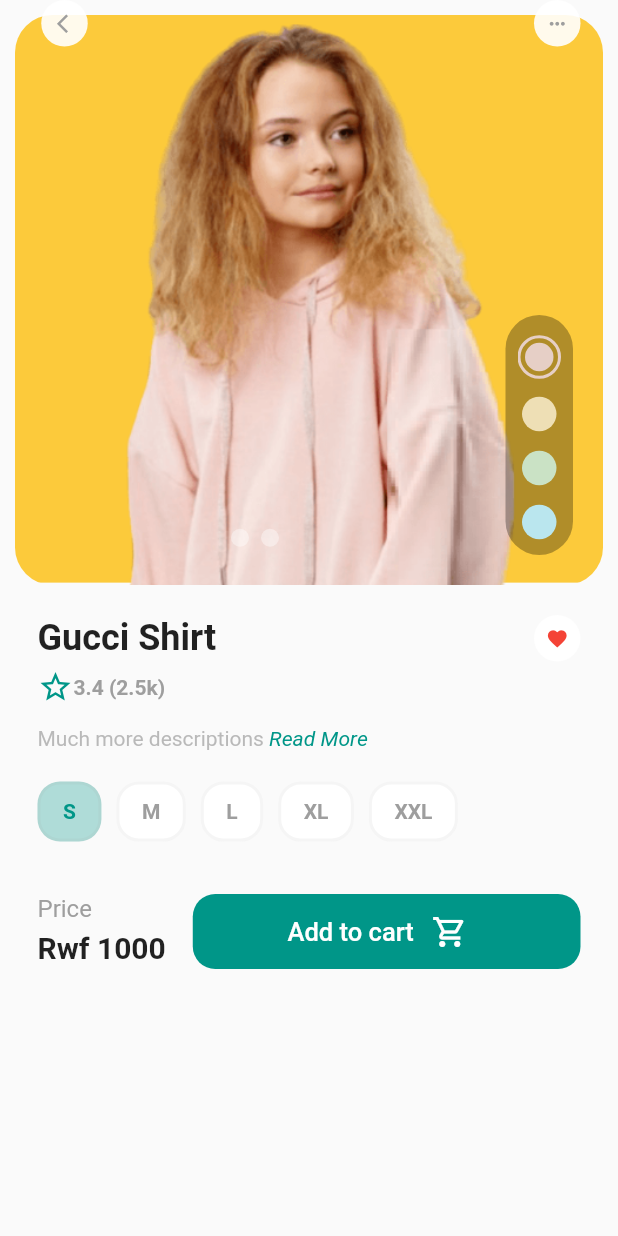
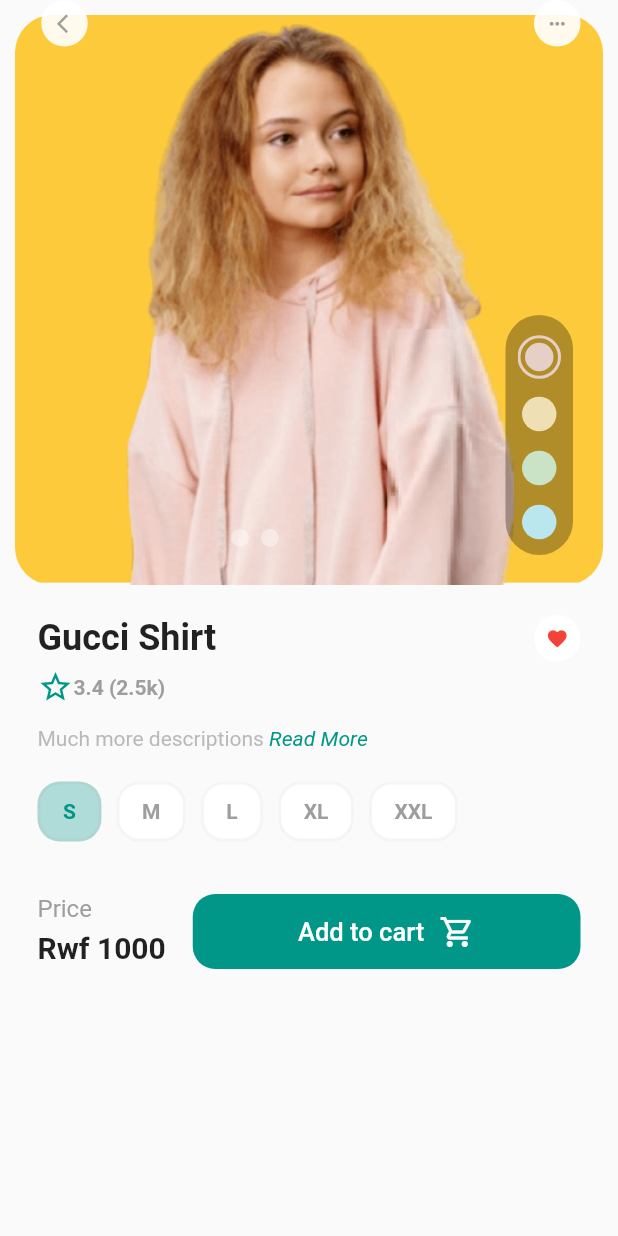
Before and after one commit to uyisaristide/jolivait_post_app, a Flutter app: the DetailScreen screen opened directly with sample values from the repository, after a tap on "Add to cart", on a phone screen of 412 x 824 dp. Run offline on Flutter 3.47's test engine with Material 2 defaults, Android fonts, the phone set to English and light mode, and no system bars; drawn by our look-alikes of carousel_slider; our stand-ins replace another_flushbar, dio, font_awesome_flutter, hexcolor, otp_text_field, shared_preferences and 1 more; accounts and stored records are empty; network calls fail.

Commit message:
login some pages fixed, including cart, and restricted some button, wishlist and add to cart

```diff
--- a/lib/Screens/Cart/MyCart.dart
+++ b/lib/Screens/Cart/MyCart.dart
@@ -52,7 +52,7 @@ class _MyCartState extends State<MyCart> {
                         const Text("Some description",
                             style: TextStyle(
                                 fontWeight: FontWeight.bold, height: 1.5)),
-                        Text("Rwf 1500}",
+                        Text("Rwf 1500",
                             style: TextStyle(
                                 color: Theme.of(context).primaryColor,
                                 fontWeight: FontWeight.bold,
--- a/lib/Screens/Details/Widget/AddCart.dart
+++ b/lib/Screens/Details/Widget/AddCart.dart
@@ -6,7 +6,7 @@ import 'package:shopping/db/DatabaseHelper.dart';
 class AddToCart extends StatelessWidget {
   final Products products;
 
-  AddToCart(this.products);
+  const AddToCart(this.products);
 
   @override
   Widget build(BuildContext context) {
@@ -41,32 +41,46 @@ class AddToCart extends StatelessWidget {
                       ),
                       elevation: 0.0,
                       primary: Theme.of(context).primaryColor),
-                  onPressed: () => DatabaseHelper.instance.addToCart(
+                  onPressed: () async {
+                    final tokenStrings = await DatabaseHelper.instance.authStatus();
+                    if (tokenStrings != null) {
+                      final findInCarts =
+                          await DatabaseHelper.instance.findInCart(products.id);
+                      if (findInCarts == false) {
+                        // print("Going to save");
+                        // print("$tokenStrings Found in cart");
+                        DatabaseHelper.instance.addToCart(
                           CartModel(
-                            id:null,
+                              id: null,
                               name: products.names,
                               quantity: 1,
                               productId: products.id,
                               userId: 100),
+                        );
+                      } else {
+                        print("Already in cart please!");
+                      }
+                    } else {
+                      ScaffoldMessenger.of(context).showSnackBar(
+                        const SnackBar(
+                          content: Text('Login first'),
                         ),
+                      );
+                    }
+                  },
                   child: Row(
                     mainAxisAlignment: MainAxisAlignment.center,
-                    children: [
-                      const Text(
+                    children: const [
+                      Text(
                         "Add to cart",
                         style: TextStyle(
                           fontSize: 17.0,
                         ),
                       ),
-                      IconButton(
-                        onPressed: () {
-                          print("Rwanda Riza");
-                          return;
-                        },
-                        icon: const Icon(
-                          Icons.shopping_cart_outlined,
+                      SizedBox(
+                        width: 10,
                       ),
-                      ),
+                      Icon(Icons.shopping_cart_outlined)
                     ],
                   )),
             ),
--- a/lib/Screens/Profile/Profile.dart
+++ b/lib/Screens/Profile/Profile.dart
@@ -7,7 +7,6 @@ import '../../authentication/profile_page.dart';
 
 class ProfileScreen extends StatefulWidget {
   final VoidCallback? callback;
-
   const ProfileScreen({Key? key, this.callback}) : super(key: key);
 
   @override
--- a/lib/authentication/login_page.dart
+++ b/lib/authentication/login_page.dart
@@ -13,9 +13,7 @@ import 'package:http/http.dart' as http;
 
 class LoginPage extends StatefulWidget {
   final VoidCallback? callback;
-
   const LoginPage({Key? key, this.callback}) : super(key: key);
-
   @override
   _LoginPageState createState() => _LoginPageState();
 }
@@ -25,11 +23,8 @@ class _LoginPageState extends State<LoginPage> {
   final Key _formKey = GlobalKey<FormState>();
   final _emailContoller = TextEditingController();
   final _passwordContoller = TextEditingController();
-
   bool hidePassword = true;
-
   final ILogin _loginService = LoginService();
-
   // late LoginRequestModel requestModel;
 
   // void initState() {
--- a/lib/db/DatabaseHelper.dart
+++ b/lib/db/DatabaseHelper.dart
@@ -2,6 +2,7 @@ import 'dart:async';
 import 'dart:io';
 import 'package:path/path.dart';
 import 'package:path_provider/path_provider.dart';
+import 'package:shared_preferences/shared_preferences.dart';
 import 'package:shopping/Models/Products.dart';
 import 'package:shopping/Screens/WishList/WishListModel.dart';
 import 'package:sqflite/sqflite.dart';
@@ -88,17 +89,6 @@ class DatabaseHelper {
     return await db.insert('userCart', cartModel.toMap());
   }
 
-  void findInCart(int id) async {
-    Database db = await instance.database;
-    var availability =
-        await db.query('userCart', where: 'id = ?', whereArgs: [id]);
-    if (availability.isEmpty) {
-      alreadInCart;
-    } else {
-      alreadInCart = true;
-    }
-  }
-
   Future<List<Products>> getWishList() async {
     Database db = await instance.database;
     var wishProducts = await db.query('wishList', orderBy: 'id');
@@ -140,4 +130,22 @@ class DatabaseHelper {
       return true;
     }
   }
+
+  Future<bool> findInCart(int id) async {
+    Database db = await instance.database;
+    var availability =
+        await db.query('userCart', where: 'productId = ?', whereArgs: [id]);
+    if (availability.isEmpty) {
+      return false;
+    } else {
+      return true;
+    }
+  }
+
+  Future authStatus() async {
+    final SharedPreferences sharedPreferences =
+        await SharedPreferences.getInstance();
+    String? tokens = sharedPreferences.getString("TOKEN");
+    return tokens;
+  }
 }
```
Also changed, not shown: lib/Screens/Menu/Widgets/ItemCard.dart (+22 -5 lines), lib/Screens/Menu/Widgets/MenuItems.dart (+5 -4 lines). Lines whose indentation alone changed are shown as unchanged.
